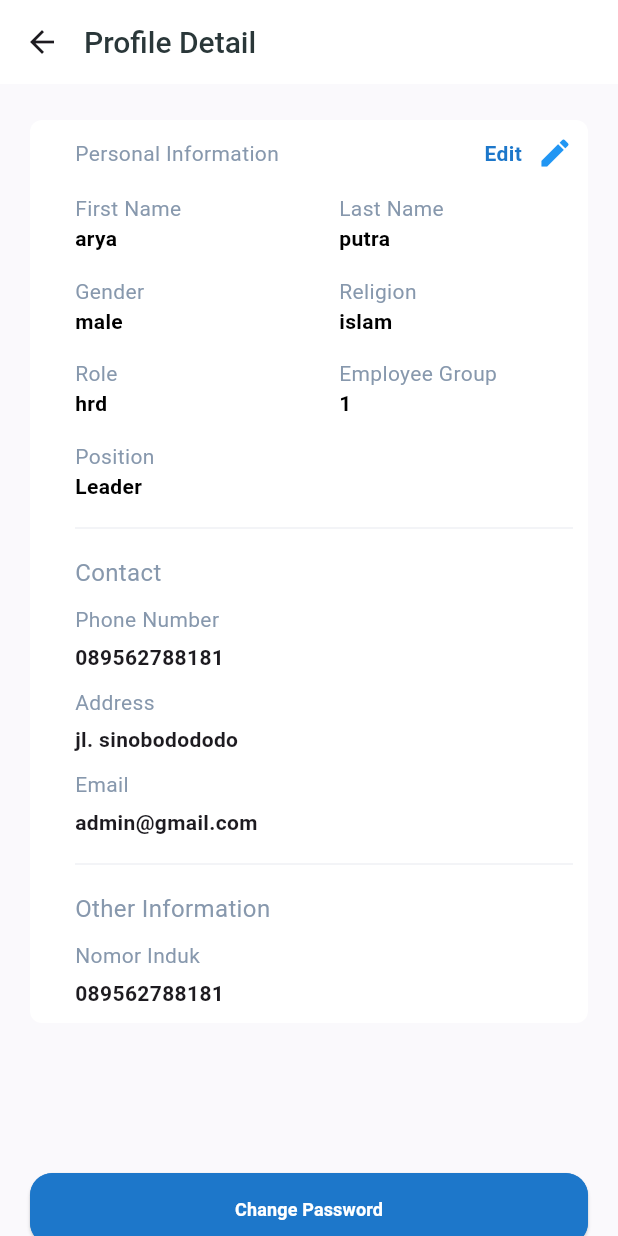
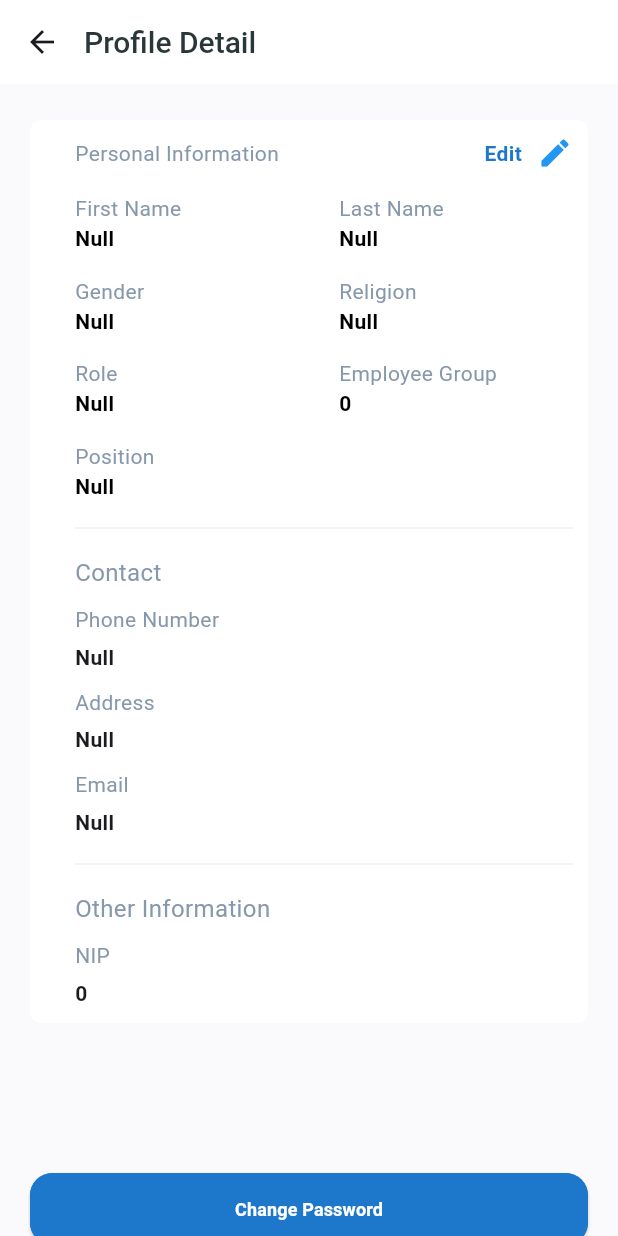
Before and after one commit to wildanarkan/magang_flutter, a Flutter app: the ProfileDetailPage screen opened directly, on a phone screen of 412 x 824 dp. Run offline on Flutter 3.47's test engine with Material 3 defaults, Android fonts, the phone set to English and light mode, and no system bars; our stand-ins replace dotted_border, get, get_storage, image_picker; accounts and stored records are empty; network calls fail.

Commit message:
fix : Profile Detail Page

```diff
--- a/lib/controllers/navigator_page_controllers.dart
+++ b/lib/controllers/navigator_page_controllers.dart
@@ -14,7 +14,15 @@ class NavigatorPageControllers extends GetxController {
   RxInt selectedPage = 0.obs;
   RxString firstName = 'Null'.obs;
   RxString lastName = 'Null'.obs;
-  RxInt role = 0.obs;
+  RxString gender = 'Null'.obs;
+  RxString religion = 'Null'.obs;
+  RxString role = 'Null'.obs;
+  RxInt employee_group = 0.obs;
+  RxString position = 'Null'.obs;
+  RxString phone_number = 'Null'.obs;
+  RxString address = 'Null'.obs;
+  RxString email = 'Null'.obs;
+  RxInt nip = 0.obs;
   RxString profilePhotoUrl = ''.obs;
   String? accessToken; // Tambahkan ini untuk menyimpan token
   int? userId; // Tambahkan ini untuk menyimpan ID pengguna
@@ -72,7 +80,16 @@ class NavigatorPageControllers extends GetxController {
         final data = json.decode(response.body);
         firstName.value = data['first_name'] ?? 'No Data';
         lastName.value = data['last_name'] ?? 'No Data';
+        gender.value = data['gender'] ?? 'No Data';
+        religion.value = data['religion'] ?? 'No Data';
         role.value = data['role'] ?? 'No Data';
+        employee_group.value = data['employee_group'] ?? 'No Data';
+        position.value = data['position'] ?? 'No Data';
+        phone_number.value = data['phone_number'] ?? 'No Data';
+        address.value = data['address'] ?? 'No Data';
+        email.value = data['email'] ?? 'No Data';
+        nip.value = data['nip'] ?? 'No Data';
+
       } else {
         // Error handling
         print('Failed to load profile data: ${response.statusCode}');
@@ -82,6 +99,8 @@ class NavigatorPageControllers extends GetxController {
       print('Error occurred: $e');
     }
   }
+
+
 
   List<Widget> page = [
     const HomePage(),
--- a/lib/pages/profile_detail_page.dart
+++ b/lib/pages/profile_detail_page.dart
@@ -1,5 +1,7 @@
 import 'package:flutter/material.dart';
+import 'package:get/get.dart';
 import 'package:magang_flutter/common/app_color.dart';
+import 'package:magang_flutter/controllers/navigator_page_controllers.dart';
 import 'package:magang_flutter/pages/change_password_page.dart';
 import 'package:magang_flutter/pages/edit_profile_page.dart';
 import 'package:magang_flutter/widgets/build_button.dart';
@@ -10,6 +12,9 @@ class ProfileDetailPage extends StatelessWidget {
 
   @override
   Widget build(BuildContext context) {
+    final NavigatorPageControllers controller =
+        Get.find<NavigatorPageControllers>();
+
     return Scaffold(
       body: ListView(
         padding: const EdgeInsets.all(0),
@@ -41,7 +46,12 @@ class ProfileDetailPage extends StatelessWidget {
                             ),
                             GestureDetector(
                               onTap: () {
-                                Navigator.push(context, MaterialPageRoute(builder: (context) => const EditProfilePage(),));
+                                Navigator.push(
+                                    context,
+                                    MaterialPageRoute(
+                                      builder: (context) =>
+                                          const EditProfilePage(),
+                                    ));
                               },
                               child: Row(
                                 children: [
@@ -76,12 +86,14 @@ class ProfileDetailPage extends StatelessWidget {
                                     'First Name',
                                     style: TextStyle(color: AppColor.textBody),
                                   ),
-                                  const Text(
-                                    'arya',
-                                    style: TextStyle(
+                                  Obx(
+                                    () => Text(
+                                      controller.firstName.value,
+                                      style: const TextStyle(
                                           color: Colors.black,
                                           fontWeight: FontWeight.bold),
                                     ),
+                                  )
                                 ],
                               ),
                             ),
@@ -94,12 +106,14 @@ class ProfileDetailPage extends StatelessWidget {
                                     'Last Name',
                                     style: TextStyle(color: AppColor.textBody),
                                   ),
-                                  const Text(
-                                    'putra',
-                                    style: TextStyle(
+                                  Obx(
+                                    () => Text(
+                                      controller.lastName.value,
+                                      style: const TextStyle(
                                           color: Colors.black,
                                           fontWeight: FontWeight.bold),
                                     ),
+                                  )
                                 ],
                               ),
                             ),
@@ -118,12 +132,14 @@ class ProfileDetailPage extends StatelessWidget {
                                     'Gender',
                                     style: TextStyle(color: AppColor.textBody),
                                   ),
-                                  const Text(
-                                    'male',
-                                    style: TextStyle(
+                                  Obx(
+                                    () => Text(
+                                      controller.gender.value,
+                                      style: const TextStyle(
                                           color: Colors.black,
                                           fontWeight: FontWeight.bold),
                                     ),
+                                  )
                                 ],
                               ),
                             ),
@@ -136,12 +152,14 @@ class ProfileDetailPage extends StatelessWidget {
                                     'Religion',
                                     style: TextStyle(color: AppColor.textBody),
                                   ),
-                                  const Text(
-                                    'islam',
-                                    style: TextStyle(
+                                  Obx(
+                                    () => Text(
+                                      controller.religion.value,
+                                      style: const TextStyle(
                                           color: Colors.black,
                                           fontWeight: FontWeight.bold),
                                     ),
+                                  )
                                 ],
                               ),
                             ),
@@ -160,12 +178,14 @@ class ProfileDetailPage extends StatelessWidget {
                                     'Role',
                                     style: TextStyle(color: AppColor.textBody),
                                   ),
-                                  const Text(
-                                    'hrd',
-                                    style: TextStyle(
+                                  Obx(
+                                    () => Text(
+                                      controller.role.value,
+                                      style: const TextStyle(
                                           color: Colors.black,
                                           fontWeight: FontWeight.bold),
                                     ),
+                                  )
                                 ],
                               ),
                             ),
@@ -178,12 +198,14 @@ class ProfileDetailPage extends StatelessWidget {
                                     'Employee Group',
                                     style: TextStyle(color: AppColor.textBody),
                                   ),
-                                  const Text(
-                                    '1',
-                                    style: TextStyle(
+                                  Obx(
+                                    () => Text(
+                                      '${controller.employee_group.value}',
+                                      style: const TextStyle(
                                           color: Colors.black,
                                           fontWeight: FontWeight.bold),
                                     ),
+                                  )
                                 ],
                               ),
                             ),
@@ -196,11 +218,13 @@ class ProfileDetailPage extends StatelessWidget {
                           'Position',
                           style: TextStyle(color: AppColor.textBody),
                         ),
-                        const Text(
-                          'Leader',
-                          style: TextStyle(
+                        Obx(
+                          () => Text(
+                            controller.position.value,
+                            style: const TextStyle(
                                 color: Colors.black,
                                 fontWeight: FontWeight.bold),
+                          ),
                         ),
                         const SizedBox(
                           height: 10,
@@ -224,9 +248,11 @@ class ProfileDetailPage extends StatelessWidget {
                         const SizedBox(
                           height: 5,
                         ),
-                        const Text(
-                          '089562788181',
-                          style: TextStyle(fontWeight: FontWeight.bold),
+                        Obx(
+                          () => Text(
+                            '${controller.phone_number.value}',
+                            style: const TextStyle(fontWeight: FontWeight.bold),
+                          ),
                         ),
                         const SizedBox(
                           height: 10,
@@ -238,9 +264,11 @@ class ProfileDetailPage extends StatelessWidget {
                         const SizedBox(
                           height: 5,
                         ),
-                        const Text(
-                          'jl. sinobodododo',
-                          style: TextStyle(fontWeight: FontWeight.bold),
+                        Obx(
+                          () => Text(
+                            controller.address.value,
+                            style: const TextStyle(fontWeight: FontWeight.bold),
+                          ),
                         ),
                         const SizedBox(
                           height: 10,
@@ -252,9 +280,11 @@ class ProfileDetailPage extends StatelessWidget {
                         const SizedBox(
                           height: 5,
                         ),
-                        const Text(
-                          'admin@gmail.com',
-                          style: TextStyle(fontWeight: FontWeight.bold),
+                        Obx(
+                          () => Text(
+                            controller.email.value,
+                            style: const TextStyle(fontWeight: FontWeight.bold),
+                          ),
                         ),
                         const SizedBox(
                           height: 10,
@@ -272,22 +302,36 @@ class ProfileDetailPage extends StatelessWidget {
                           height: 10,
                         ),
                         Text(
-                          'Nomor Induk',
+                          'NIP',
                           style: TextStyle(color: AppColor.textBody),
                         ),
                         const SizedBox(
                           height: 5,
                         ),
-                        const Text(
-                          '089562788181',
-                          style: TextStyle(fontWeight: FontWeight.bold),
+                        Obx(
+                          () => Text(
+                            '${controller.nip.value}',
+                            style: const TextStyle(fontWeight: FontWeight.bold),
                           ),
+                        )
                       ],
                     ),
                   ),
                 ),
-                const SizedBox(height: 100,),
-                BuildButton(context: context, title: 'Change Password', onPressed: () { Navigator.push(context, MaterialPageRoute(builder: (context) => const ChangePasswordPage(),)); },)
+                const SizedBox(
+                  height: 100,
+                ),
+                BuildButton(
+                  context: context,
+                  title: 'Change Password',
+                  onPressed: () {
+                    Navigator.push(
+                        context,
+                        MaterialPageRoute(
+                          builder: (context) => const ChangePasswordPage(),
+                        ));
+                  },
+                )
               ],
             ),
           ),
--- a/lib/pages/profile_page.dart
+++ b/lib/pages/profile_page.dart
@@ -74,7 +74,7 @@ class ProfilePage extends StatelessWidget {
                                       height: 5,
                                     ),
                                     Obx(() => Text(
-                                      '${controller.role.value}',
+                                      controller.role.value,
                                       style: TextStyle(
                                           fontSize: 12,
                                           fontWeight: FontWeight.w400,
```
Also changed, not shown: lib/pages/edit_profile_page.dart (+27 -16 lines), lib/pages/home_page.dart (+8 -6 lines). Lines whose indentation alone changed are shown as unchanged.
